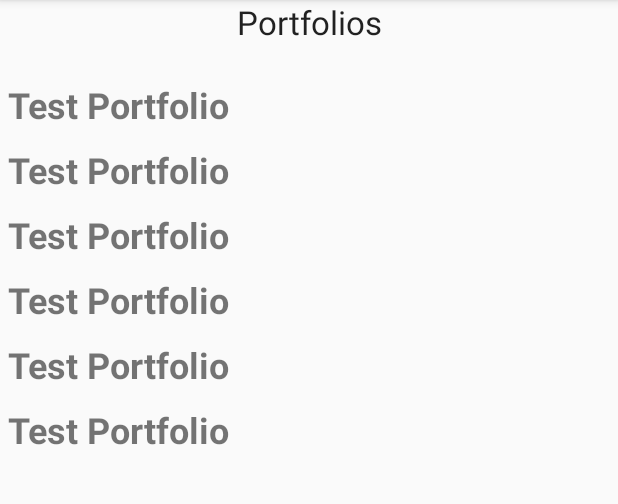
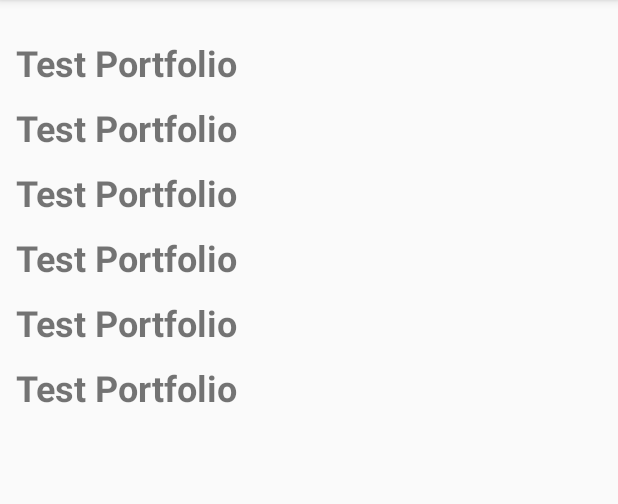
Before and after one commit to benhasselgren/portfolio-balancer, an Android app: the screen it shows after launch (MainActivity), on a phone screen of 412 x 824 dp, the part 84-588 px from its top. Run offline under Robolectric (Android 15) with nearby library versions, the phone set to English and light mode, and no system bars.

Commit message:
Added some margins to portfolio list(recycler view)

```diff
--- a/app/src/main/res/layout/activity_main.xml
+++ b/app/src/main/res/layout/activity_main.xml
@@ -7,21 +7,13 @@
     android:orientation="vertical"
     tools:context=".MainActivity">
 
-    <TextView
-        android:id="@+id/titleTextView"
-        android:layout_width="fill_parent"
-        android:layout_height="28dp"
-        android:gravity="center_horizontal"
-        android:text="@string/portfolios_title"
-        android:textAppearance="?android:attr/textAppearanceLarge" />
-
     <android.support.v7.widget.RecyclerView
         android:id="@+id/portfolios_list"
         android:layout_width="match_parent"
         android:layout_height="wrap_content"
-        android:layout_below="@id/titleTextView"
+        android:layout_marginLeft="5dip"
         android:layout_marginTop="20dip"
-        android:scrollbars="vertical"
-        app:layout_constraintTop_toBottomOf="@+id/titleTextView" />
+        android:layout_marginRight="5dip"
+        android:scrollbars="vertical" />
 
 </LinearLayout>
```
